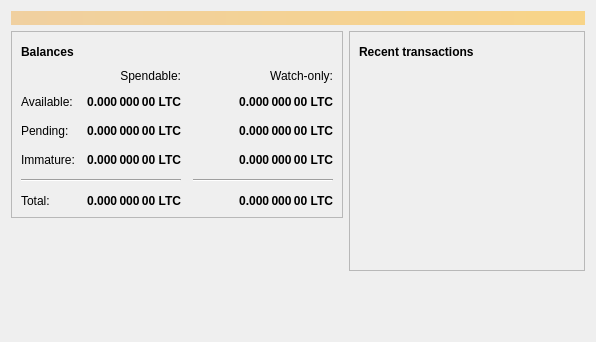
This is src/qt/forms/overviewpage.ui in danielricecodes/dancoin as Qt 5 draws it before an edit. The edited form follows.
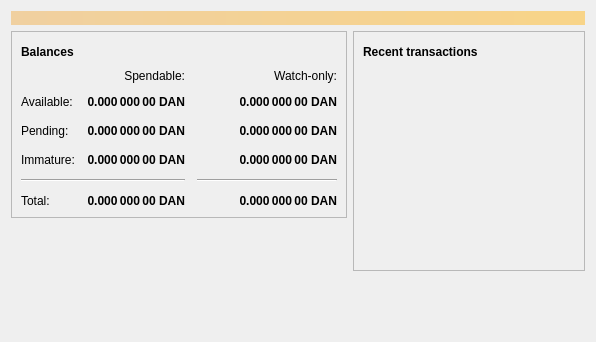
This is the edited form. Icons and pictures are not drawn.

Patch:
```diff
--- a/src/qt/forms/overviewpage.ui
+++ b/src/qt/forms/overviewpage.ui
@@ -129,7 +129,7 @@
                <string>Unconfirmed transactions to watch-only addresses</string>
               </property>
               <property name="text">
-               <string notr="true">0.000 000 00 LTC</string>
+               <string notr="true">0.000 000 00 DAN</string>
               </property>
               <property name="alignment">
                <set>Qt::AlignRight|Qt::AlignTrailing|Qt::AlignVCenter</set>
@@ -154,7 +154,7 @@
                <string>Total of transactions that have yet to be confirmed, and do not yet count toward the spendable balance</string>
               </property>
               <property name="text">
-               <string notr="true">0.000 000 00 LTC</string>
+               <string notr="true">0.000 000 00 DAN</string>
               </property>
               <property name="alignment">
                <set>Qt::AlignRight|Qt::AlignTrailing|Qt::AlignVCenter</set>
@@ -179,7 +179,7 @@
                <string>Mined balance in watch-only addresses that has not yet matured</string>
               </property>
               <property name="text">
-               <string notr="true">0.000 000 00 LTC</string>
+               <string notr="true">0.000 000 00 DAN</string>
               </property>
               <property name="alignment">
                <set>Qt::AlignRight|Qt::AlignTrailing|Qt::AlignVCenter</set>
@@ -237,7 +237,7 @@
                <string>Mined balance that has not yet matured</string>
               </property>
               <property name="text">
-               <string notr="true">0.000 000 00 LTC</string>
+               <string notr="true">0.000 000 00 DAN</string>
               </property>
               <property name="alignment">
                <set>Qt::AlignRight|Qt::AlignTrailing|Qt::AlignVCenter</set>
@@ -282,7 +282,7 @@
                <string>Your current total balance</string>
               </property>
               <property name="text">
-               <string notr="true">0.000 000 00 LTC</string>
+               <string notr="true">0.000 000 00 DAN</string>
               </property>
               <property name="alignment">
                <set>Qt::AlignRight|Qt::AlignTrailing|Qt::AlignVCenter</set>
@@ -307,7 +307,7 @@
                <string>Current total balance in watch-only addresses</string>
               </property>
               <property name="text">
-               <string notr="true">0.000 000 00 LTC</string>
+               <string notr="true">0.000 000 00 DAN</string>
               </property>
               <property name="alignment">
                <set>Qt::AlignRight|Qt::AlignTrailing|Qt::AlignVCenter</set>
@@ -349,7 +349,7 @@
                <string>Your current spendable balance</string>
               </property>
               <property name="text">
-               <string notr="true">0.000 000 00 LTC</string>
+               <string notr="true">0.000 000 00 DAN</string>
               </property>
               <property name="alignment">
                <set>Qt::AlignRight|Qt::AlignTrailing|Qt::AlignVCenter</set>
@@ -374,7 +374,7 @@
                <string>Your current balance in watch-only addresses</string>
               </property>
               <property name="text">
-               <string notr="true">0.000 000 00 LTC</string>
+               <string notr="true">0.000 000 00 DAN</string>
               </property>
               <property name="alignment">
                <set>Qt::AlignRight|Qt::AlignTrailing|Qt::AlignVCenter</set>
```
